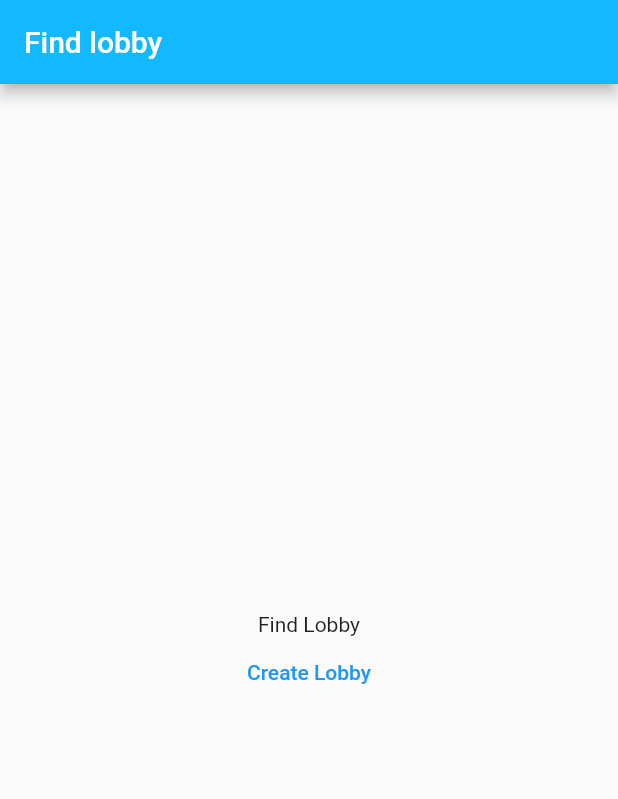
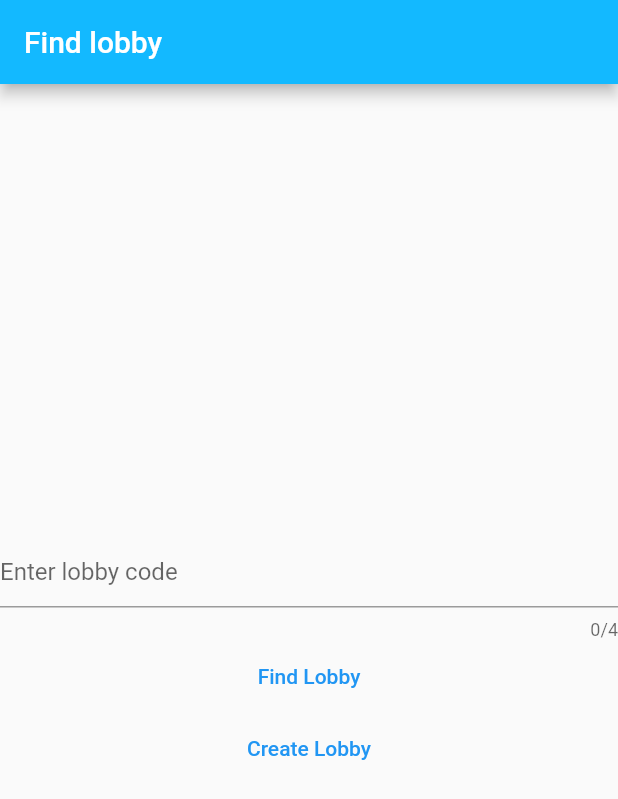
Before and after one commit to jcasanoval/CardsParty-Front, a Flutter app: the screen it shows after launch, on a phone screen of 412 x 824 dp. Shown: the top 799 px of the screen. Run offline on Flutter 3.47's test engine with Material 2 defaults, Android fonts, the phone set to English and light mode, and no system bars; our stand-ins replace auto_route, bloc, cloud_firestore, firebase_core, flutter_bloc, get_it; accounts and stored records are empty; generated files the repository leaves out were written again.

Commit message:
feat: basic find lobby screen

```diff
--- a/lib/find_lobby/view/find_lobby_screen.dart
+++ b/lib/find_lobby/view/find_lobby_screen.dart
@@ -2,6 +2,7 @@ import 'package:auto_route/auto_route.dart';
 import 'package:cards_party/bootstrap.dart';
 import 'package:cards_party/find_lobby/find_lobby.dart';
 import 'package:flutter/material.dart';
+import 'package:flutter/services.dart';
 import 'package:flutter_bloc/flutter_bloc.dart';
 import 'package:cards_party/l10n/l10n.dart';
 import 'package:lobby_repository/lobby_repository.dart';
@@ -14,13 +15,15 @@ class FindLobbyScreen extends StatelessWidget {
   Widget build(BuildContext context) {
     return BlocProvider(
       create: (_) => FindLobbyCubit(),
-      child: const FindLobbyView(),
+      child: FindLobbyView(),
     );
   }
 }
 
 class FindLobbyView extends StatelessWidget {
-  const FindLobbyView({super.key});
+  FindLobbyView({super.key});
+
+  final _controller = TextEditingController();
 
   @override
   Widget build(BuildContext context) {
@@ -31,7 +34,44 @@ class FindLobbyView extends StatelessWidget {
         child: Column(
           mainAxisAlignment: MainAxisAlignment.center,
           children: [
-            Text('Find Lobby'),
+            TextField(
+              controller: _controller,
+              decoration: InputDecoration(
+                hintText: 'Enter lobby code',
+              ),
+              maxLength: 4,
+              inputFormatters: [
+                FilteringTextInputFormatter.allow(RegExp('[A-Z]')),
+              ],
+            ),
+            TextButton(
+              child: Text('Find Lobby'),
+              onPressed: () async {
+                try {
+                  final lobby = await getIt<LobbyRepositoryContract>()
+                      .joinLobbyByGamecode(_controller.text);
+                  ScaffoldMessenger.of(context).showSnackBar(
+                    SnackBar(
+                      content: Text(
+                          'Found lobby with code ${lobby.gameCode} and id ${lobby.id}'),
+                    ),
+                  );
+                } on LobbyException catch (e) {
+                  ScaffoldMessenger.of(context).showSnackBar(
+                    SnackBar(
+                      content: Text(e.message),
+                    ),
+                  );
+                } catch (e) {
+                  ScaffoldMessenger.of(context).showSnackBar(
+                    SnackBar(
+                      content:
+                          Text('Unknown error occurred while joining lobby'),
+                    ),
+                  );
+                }
+              },
+            ),
             TextButton(
               child: Text('Create Lobby'),
               onPressed: () async {
```
